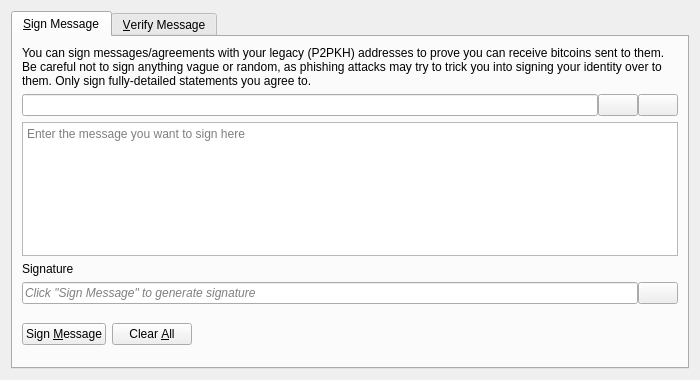
ant12334/Tortoisecoin, file src/qt/forms/signverifymessagedialog.ui: the form before one commit.
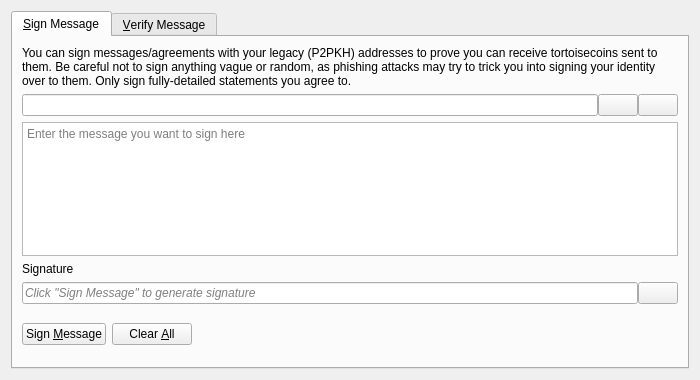
The form after the commit. Icons and pictures are not drawn. Custom widgets are drawn as their Qt base class.

The edit to the form file:
```diff
--- a/src/qt/forms/signverifymessagedialog.ui
+++ b/src/qt/forms/signverifymessagedialog.ui
@@ -30,7 +30,7 @@
        <item>
         <widget class="QLabel" name="infoLabel_SM">
          <property name="text">
-          <string>You can sign messages/agreements with your legacy (P2PKH) addresses to prove you can receive bitcoins sent to them. Be careful not to sign anything vague or random, as phishing attacks may try to trick you into signing your identity over to them. Only sign fully-detailed statements you agree to.</string>
+          <string>You can sign messages/agreements with your legacy (P2PKH) addresses to prove you can receive tortoisecoins sent to them. Be careful not to sign anything vague or random, as phishing attacks may try to trick you into signing your identity over to them. Only sign fully-detailed statements you agree to.</string>
          </property>
          <property name="textFormat">
           <enum>Qt::PlainText</enum>
```
